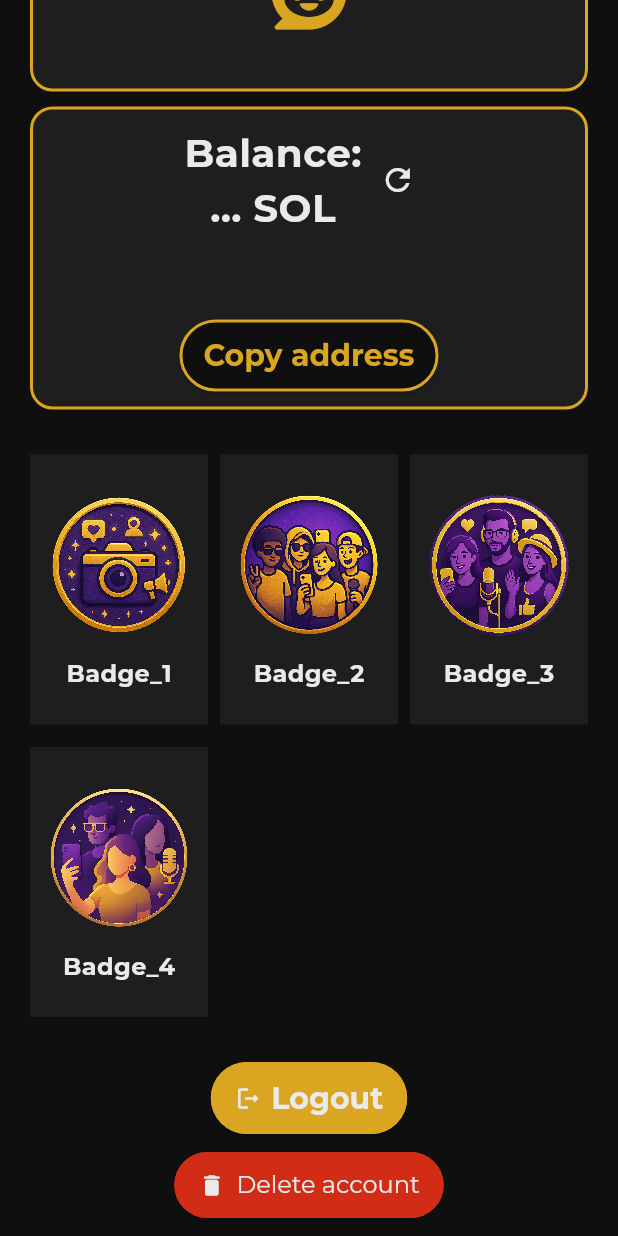
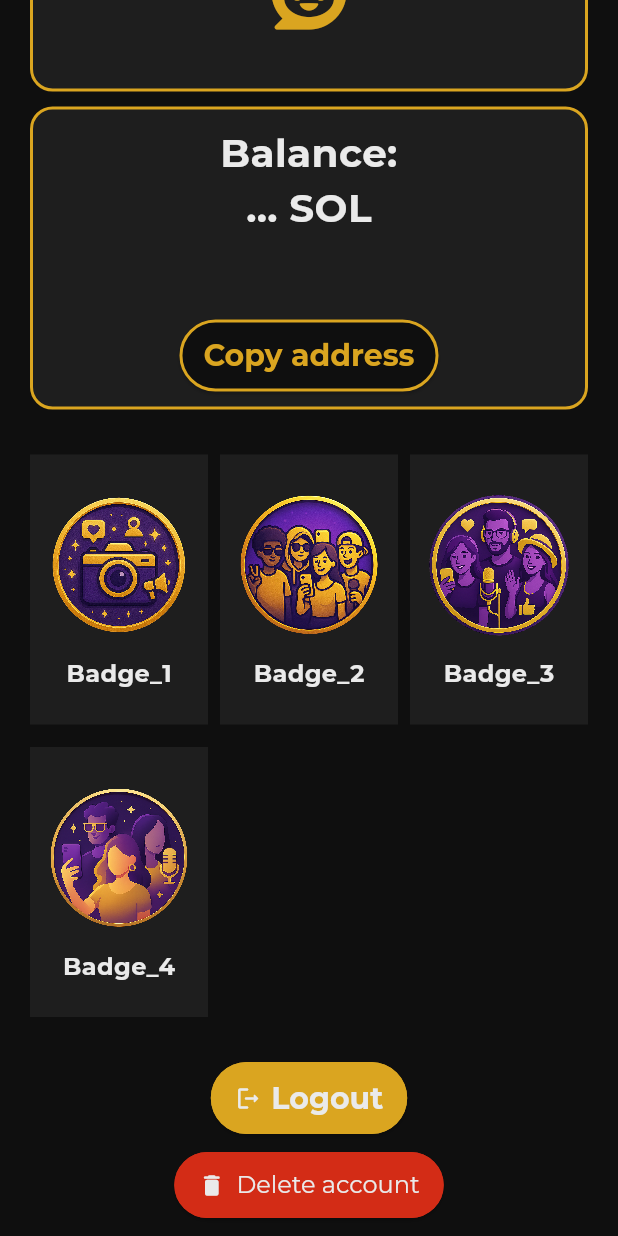
Before and after one commit to DigiShrimps/Swayzy, a Flutter app: the Profile screen opened by its route, scrolled down 397 dp, on a phone screen of 412 x 824 dp. Run offline on Flutter 3.47's test engine with Material 3 defaults, Android fonts, the phone set to English and light mode, and no system bars; our stand-ins replace cloud_firestore, firebase_auth, firebase_core, firebase_storage, flutter_dotenv, flutter_native_splash and 4 more; missing offline and left inert: bip39, firebase_ui_auth, firebase_ui_oauth_google, solana; accounts and stored records are empty; network calls fail.

Commit message:
Some fixes

```diff
--- a/swayzy/lib/screens/ad/models/ad_arguments.dart
+++ b/swayzy/lib/screens/ad/models/ad_arguments.dart
@@ -14,6 +14,7 @@ class AdArguments {
   final dynamic adId;
   final dynamic adImageUrl;
   dynamic processId;
+  dynamic userAdStatus;
 
   AdArguments({
     required this.adTitle,
@@ -31,5 +32,6 @@ class AdArguments {
     required this.adImageUrl,
     required this.adId,
     this.processId,
+    this.userAdStatus,
   });
 }
--- a/swayzy/lib/screens/chat/chat.dart
+++ b/swayzy/lib/screens/chat/chat.dart
@@ -2,8 +2,6 @@ import 'package:flutter/material.dart';
 import 'package:swayzy/screens/chat/widgets/message_card.dart';
 
 import '../../constants/app_button_styles.dart';
-import '../../constants/app_colors.dart';
-import '../../constants/app_text_styles.dart';
 import '../../global_widgets/custom_app_bar.dart';
 import 'mocks/customer_messages.mocks.dart';
 import 'mocks/performer_messages.mocks.dart';
--- a/swayzy/lib/screens/explore/explore.dart
+++ b/swayzy/lib/screens/explore/explore.dart
@@ -5,8 +5,6 @@ import 'package:swayzy/screens/explore/widgets/in_process_grid.dart';
 import 'package:swayzy/screens/explore/widgets/in_search_grid.dart';
 
 import '../../constants/app_button_styles.dart';
-import '../../constants/app_colors.dart';
-import '../../constants/app_text_styles.dart';
 import '../../global_widgets/custom_app_bar.dart';
 
 const String _titleText = "Home";
--- a/swayzy/lib/screens/explore/widgets/order_card.dart
+++ b/swayzy/lib/screens/explore/widgets/order_card.dart
@@ -2,7 +2,6 @@ import 'package:flutter/material.dart';
 import 'package:swayzy/constants/app_colors.dart';
 
 import '../../../constants/app_text_styles.dart';
-import '../../ad/ad.dart';
 import '../../ad/models/ad_arguments.dart';
 
 class OrderCard extends StatelessWidget {
--- a/swayzy/lib/screens/explore/widgets/order_card_in_process.dart
+++ b/swayzy/lib/screens/explore/widgets/order_card_in_process.dart
@@ -2,7 +2,6 @@ import 'package:flutter/material.dart';
 import 'package:swayzy/constants/app_colors.dart';
 
 import '../../../constants/app_text_styles.dart';
-import '../../ad/ad.dart';
 import '../../ad/models/ad_arguments.dart';
 
 class OrderCardInProcess extends StatelessWidget {
@@ -63,6 +62,7 @@ class OrderCardInProcess extends StatelessWidget {
             adImageUrl: imageUrl,
             adId: null,
             processId: processId,
+            userAdStatus: orderStatus
           ),
         );
       },
--- a/swayzy/lib/screens/profile/profile.dart
+++ b/swayzy/lib/screens/profile/profile.dart
@@ -55,11 +55,11 @@ class _ProfileState extends State<Profile> {
         body:
             user == null
                 ? const Center(child: Text('Not logged in'))
-                : Expanded(
-                  child: RefreshIndicator(
+                : RefreshIndicator(
                   onRefresh: () async {
                     setState(() {
                       _readSocial();
+                      _getBalance();
                     });
                   },
                   child: SingleChildScrollView(
@@ -267,26 +267,16 @@ class _ProfileState extends State<Profile> {
                                   ),
                                   color: AppColors.secondaryBackground,
                                 ),
+                                child: SizedBox(
+                                  width: double.infinity,
                                   child: Column(
                                     spacing: AppSpacing.small,
                                     children: [
                                       SizedBox(width: AppSpacing.small),
-                                      Row(
-                                        mainAxisAlignment:
-                                            MainAxisAlignment.center,
-                                        children: [
                                       Text(
                                         "Balance:\n$_balance SOL",
                                         style: AppTextStyles.title,
                                         textAlign: TextAlign.center,
-                                          ),
-                                          IconButton(
-                                            icon: const Icon(Icons.refresh),
-                                            onPressed: () {
-                                              _getBalance();
-                                            },
-                                          ),
-                                        ],
                                       ),
                                       SizedBox(width: AppSpacing.small),
                                       Container(
@@ -312,6 +302,7 @@ class _ProfileState extends State<Profile> {
                                       ),
                                       SizedBox(width: AppSpacing.small),
                                     ],
+                                  ),
                                 ),
                               ),
                               GridView.builder(
@@ -375,7 +366,6 @@ class _ProfileState extends State<Profile> {
                           ),
                         ),
                       ],
-                      ),
                     ),
                   ),
                 ),
```
Also changed, not shown: swayzy/lib/screens/ad/ad.dart (+64 -96 lines). Lines whose indentation alone changed are shown as unchanged.
